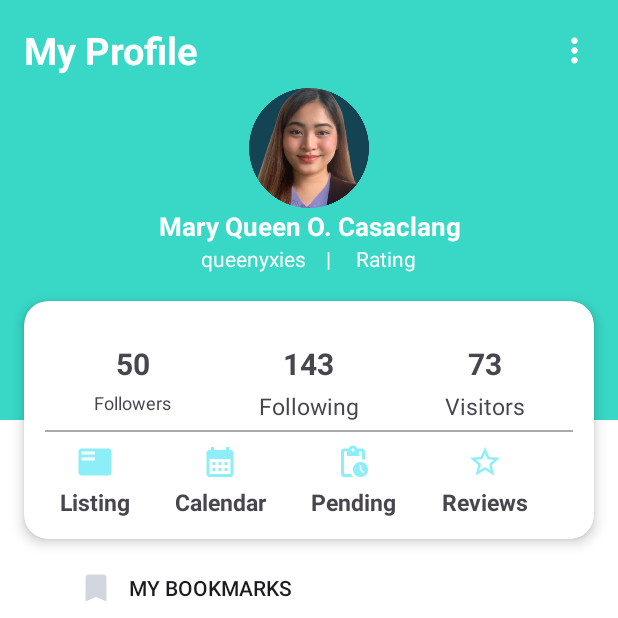
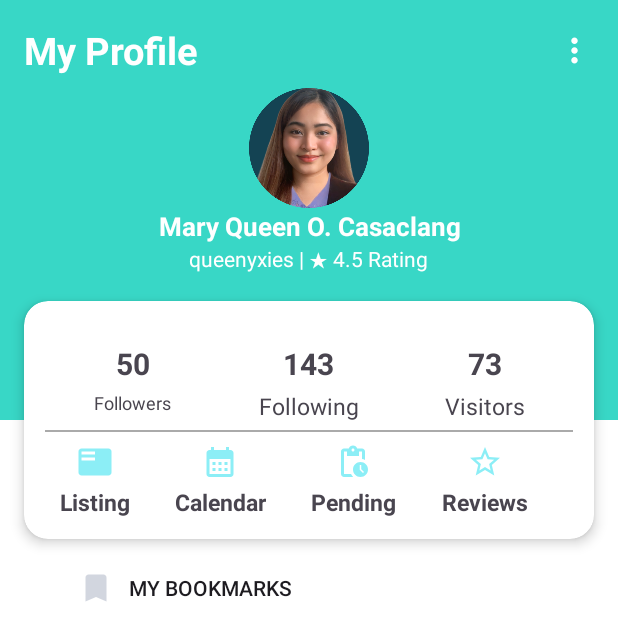
Before and after one commit to rykagene/CommuniTask, an Android app: the screen it shows after launch (MainActivity), item 3 of the bottom bar chosen, on a phone screen of 412 x 824 dp, the top half of it. Run offline under Robolectric (Android 15) with nearby library versions, the phone set to English and light mode, and no system bars; our stand-ins replace sdp/ssp sizes.

Commit message:
profile and get started commit

```diff
--- a/app/src/main/res/layout/fragment_tab5.xml
+++ b/app/src/main/res/layout/fragment_tab5.xml
@@ -79,14 +79,14 @@
                 <TextView
                     android:layout_width="wrap_content"
                     android:layout_height="wrap_content"
-                    android:text="queenyxies    |     "
+                    android:text="queenyxies | "
                     android:textColor="@color/white"
 
                     />
                 <TextView
                     android:layout_width="wrap_content"
                     android:layout_height="wrap_content"
-                    android:text="Rating"
+                    android:text="★ 4.5 Rating"
                     android:textColor="@color/white"
 
                     />
```
